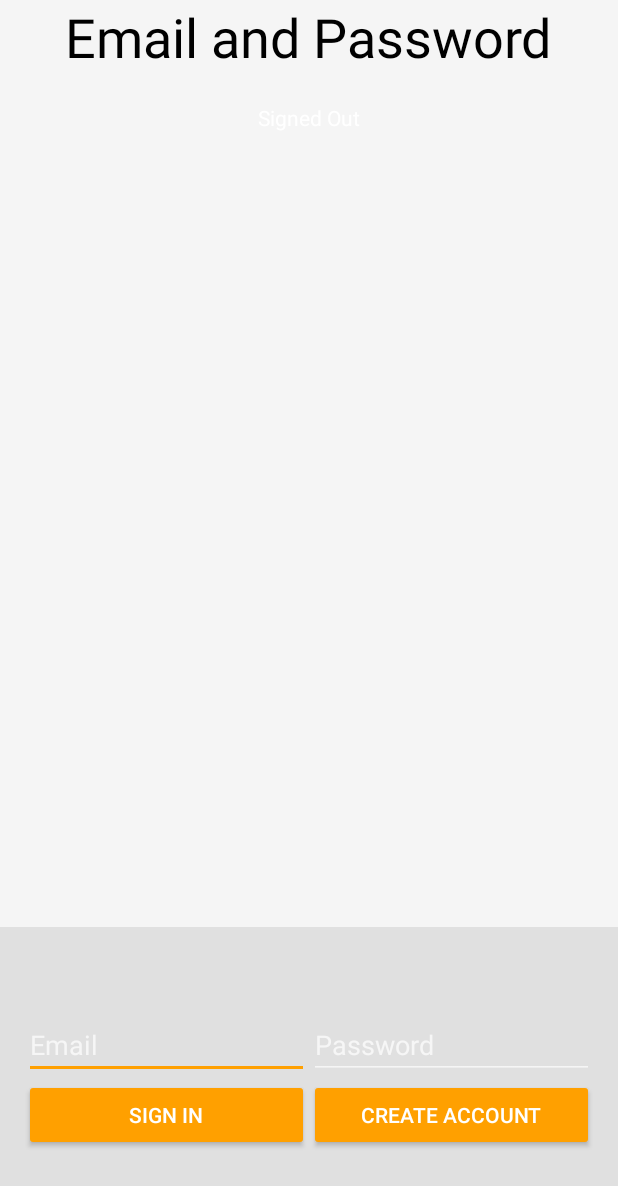
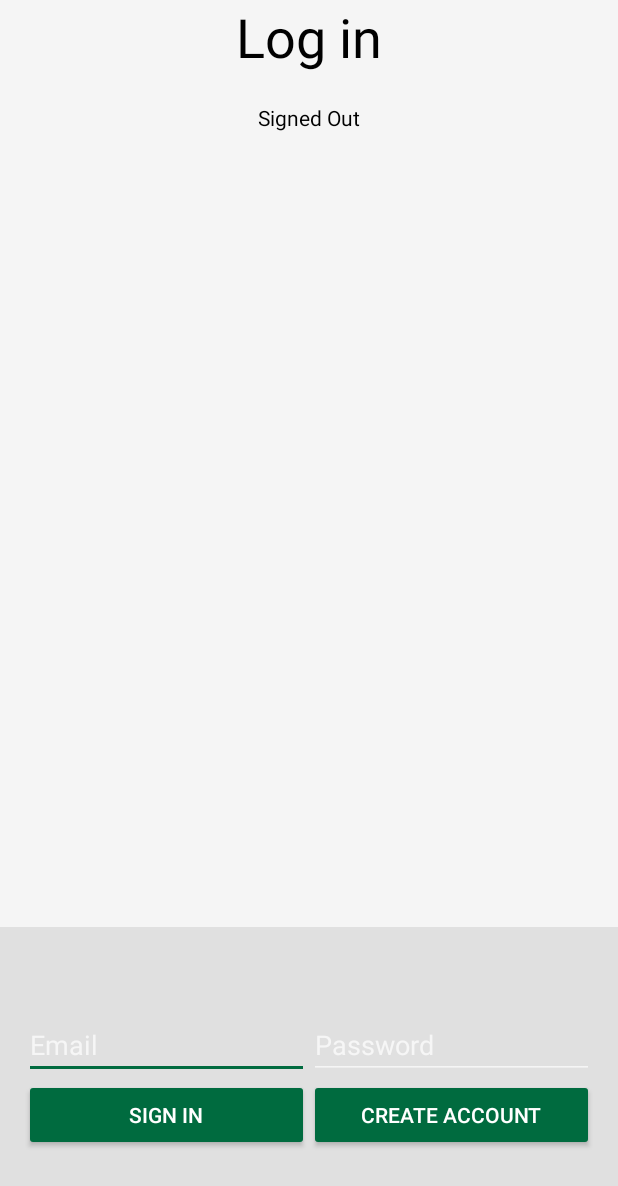
Before and after one commit to SoverSzabi/Sapientia.sover.ilyes, an Android app: the screen it shows after launch (EmailPasswordActivity), on a phone screen of 412 x 824 dp. Shown: the top 1186 px of the screen. Run offline under Robolectric (Android 15) with nearby library versions, the phone set to English and light mode, and no system bars; our stand-ins replace Firebase (no records; nobody signed in at launch, a user with empty details on screens opened directly).

```diff
--- a/app/build.gradle
+++ b/app/build.gradle
@@ -20,8 +20,7 @@ android {
 }
 
 dependencies {
-
-    compile fileTree(dir: 'libs', include: ['*.jar'])
+    compile fileTree(include: ['*.jar'], dir: 'libs')
     androidTestCompile('com.android.support.test.espresso:espresso-core:2.2.2', {
         exclude group: 'com.android.support', module: 'support-annotations'
     })
@@ -64,4 +63,5 @@ apply plugin: 'com.google.gms.google-services'
 
 
 
+
 apply plugin: 'com.google.gms.google-services'
--- a/app/src/main/java/com/ilyes/sover/sapientiasoverilyes/ListScreen.java
+++ b/app/src/main/java/com/ilyes/sover/sapientiasoverilyes/ListScreen.java
@@ -36,6 +36,9 @@ public class ListScreen extends AppCompatActivity {
             case R.id.addId:
                 startActivity(new Intent(this,NewAdvertisement.class));
                 return true;
+            case R.id.profileId:
+                startActivity(new Intent(this,Profile.class));
+                return true;
         }
         return super.onOptionsItemSelected(item);
     }
--- a/app/src/main/res/values/colors.xml
+++ b/app/src/main/res/values/colors.xml
@@ -14,7 +14,7 @@
 
     <color name="colorPrimary">#039BE5</color>
     <color name="colorPrimaryDark">#0288D1</color>
-    <color name="colorAccent">#FFA000</color>
+    <color name="colorAccent">@color/colorGreen</color>
 
     <color name="grey_100">#F5F5F5</color>
     <color name="grey_300">#E0E0E0</color>
--- a/app/src/main/res/values/strings.xml
+++ b/app/src/main/res/values/strings.xml
@@ -84,7 +84,7 @@
     <string name="facebook_title_text">Facebook Login</string>
 
     <string name="emailpassword_status_fmt">Email User: %1$s (verified: %2$b)</string>
-    <string name="emailpassword_title_text">Email and Password</string>
+    <string name="emailpassword_title_text">Log in</string>
 
     <string name="phone_title_text">Phone Number</string>
 
--- a/app/src/main/res/values/styles.xml
+++ b/app/src/main/res/values/styles.xml
@@ -38,7 +38,7 @@
 
     <!-- Dark Buttons -->
     <style name="ThemeOverlay.MyDarkButton" parent="ThemeOverlay.AppCompat.Dark">
-        <item name="colorButtonNormal">@color/colorAccent</item>
+        <item name="colorButtonNormal">@color/colorGreen</item>
         <item name="android:layout_marginRight">4dp</item>
         <item name="android:layout_marginLeft">4dp</item>
         <item name="android:textColor">@android:color/white</item>
@@ -56,6 +56,7 @@
         <item name="android:padding">4dp</item>
         <item name="android:scrollbars">vertical</item>
         <item name="android:textSize">14sp</item>
+        <item name="android:textColor">@android:color/black</item>
     </style>
 
     <style name="ThemeOverlay.FirebaseIcon" parent="AppTheme">
```
Also changed, not shown: app/src/main/res/menu/actionbar.xml (+8 -0 lines), build.gradle (+7 -9 lines), 1 other file.
